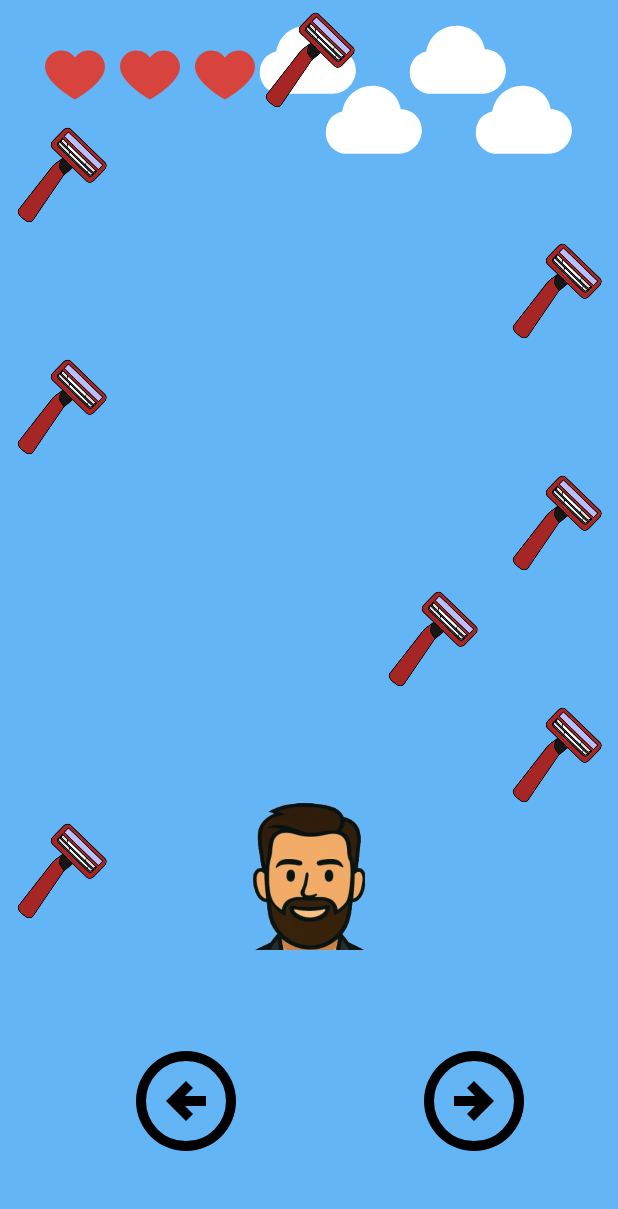
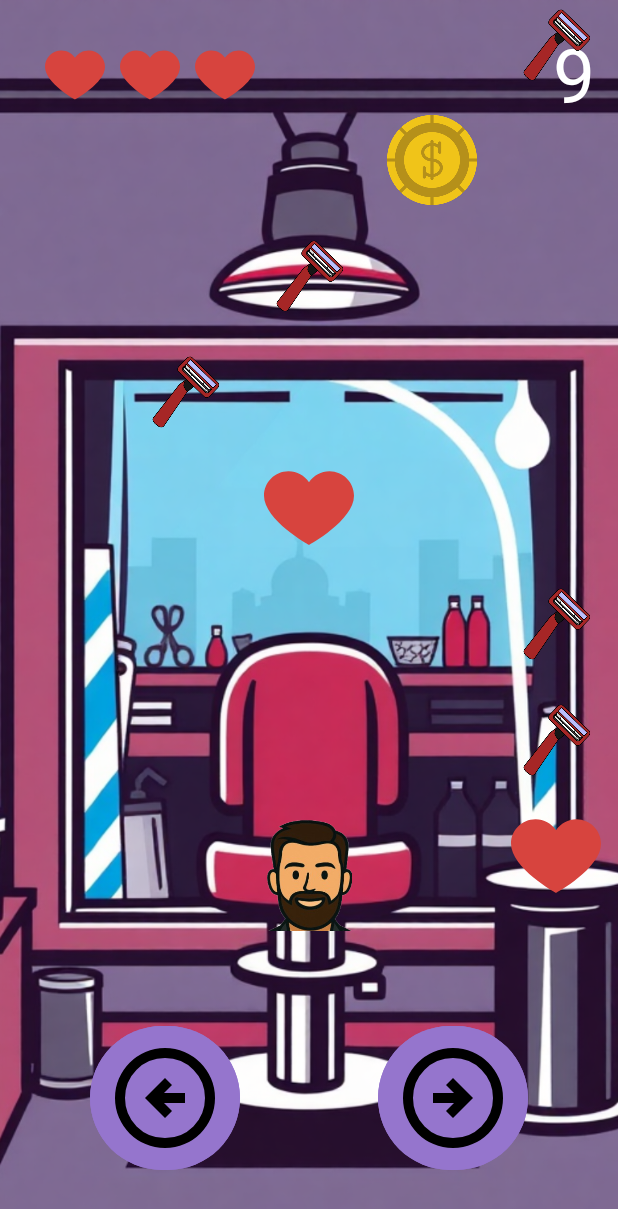
Before and after one commit to Rom-Levi1/SaveTheBeard_FiveLaneGame, an Android app: the screen it shows after launch (MainActivity), on a phone screen of 412 x 824 dp. Shown: the top 1209 px of the screen. Run offline under Robolectric (Android 15) with nearby library versions, the phone set to English and light mode, and no system bars.

Commit message:
added coins and hearts score bar homepage

```diff
--- a/app/src/main/AndroidManifest.xml
+++ b/app/src/main/AndroidManifest.xml
@@ -2,7 +2,7 @@
 <manifest xmlns:android="http://schemas.android.com/apk/res/android"
     xmlns:tools="http://schemas.android.com/tools">
 
-    <uses-permission android:name="android.permission.VIBRATE"/>
+    <uses-permission android:name="android.permission.VIBRATE" />
 
     <application
         android:name=".App"
@@ -16,6 +16,9 @@
         android:theme="@style/Theme.HW1_App"
         tools:targetApi="31">
         <activity
+            android:name=".MenuActivity"
+            android:exported="false" />
+        <activity
             android:name=".MainActivity"
             android:exported="true">
             <intent-filter>
--- a/app/src/main/java/dev/romle/hw1_app/MainActivity.kt
+++ b/app/src/main/java/dev/romle/hw1_app/MainActivity.kt
@@ -20,6 +20,8 @@ import dev.romle.hw1_app.utilities.SignalManager
 import kotlinx.coroutines.Job
 import kotlinx.coroutines.delay
 import kotlinx.coroutines.launch
+import androidx.core.view.isVisible
+import com.google.android.material.textview.MaterialTextView
 
 class MainActivity : AppCompatActivity() {
 
@@ -37,11 +39,15 @@ class MainActivity : AppCompatActivity() {
 
     private lateinit var obstacleLayout: RelativeLayout
 
+    private lateinit var main_LBL_score: MaterialTextView
+
     private var startTime: Long = 0
 
     private var timerOn: Boolean = false
 
     private lateinit var timerJob: Job
+
+    var gainLife: Boolean = false
 
     var lastHitTime = 0L
 
@@ -62,8 +68,9 @@ class MainActivity : AppCompatActivity() {
         obstacleLayout.post {
             Handler(Looper.getMainLooper()).postDelayed({
                 positionRazors()
+                positionBeard(gameManager.getPlayerIndex())
             }, 100)
-            positionBeard(gameManager.getPlayerIndex())
+
         }
 
         initViews()
@@ -73,6 +80,7 @@ class MainActivity : AppCompatActivity() {
     }
 
     private fun findViews() {
+        main_LBL_score = findViewById(R.id.main_LBL_score)
         BTN_Left = findViewById(R.id.BTN_Left)
         BTN_Right = findViewById(R.id.BTN_Right)
         IMG_beard1 = findViewById(R.id.IMG_beard1)
@@ -93,6 +101,7 @@ class MainActivity : AppCompatActivity() {
     }
 
     private fun initViews() {
+        main_LBL_score.text = "000"
 
         BTN_Left.setOnClickListener{
             gameManager.moveLeft()
@@ -142,6 +151,7 @@ class MainActivity : AppCompatActivity() {
                             lastHitTime = now
                         }
                     }
+                    gameManager.score++
                     updateUI()
                     delay(Constants.Timer.DELAY)
                 }
@@ -150,20 +160,49 @@ class MainActivity : AppCompatActivity() {
     }
 
     private fun updateUI() {
+        main_LBL_score.text = gameManager.score.toString()
+        updateDropItems()
+        updateLife()
+    }
+
+    private fun updateDropItems(){
         for (i in 0..7)
             for (j in 0..4) {
-                if (DataManager.obstacles[i][j] == 1)
+                if (DataManager.obstacles[i][j] == 1){
+                    obstacleViews[i][j].setImageResource(DataManager.dropItems[0])
                     obstacleViews[i][j].visibility = View.VISIBLE
+                }
+
+                else if (DataManager.obstacles[i][j] == 2){
+                    obstacleViews[i][j].setImageResource(DataManager.dropItems[1])
+                    obstacleViews[i][j].visibility = View.VISIBLE
+                }
+
+                else if (DataManager.obstacles[i][j] == 3){
+                    obstacleViews[i][j].setImageResource(DataManager.dropItems[2])
+                    obstacleViews[i][j].visibility = View.VISIBLE
+                }
+
                 else
                     obstacleViews[i][j].visibility = View.INVISIBLE
             }
-        if (gameManager.disqualifications != 0 && gameManager.disqualifications <= 3 && gameManager.flag == false ) {
-            main_IMG_hearts[main_IMG_hearts.size - gameManager.disqualifications]
-                .visibility = View.INVISIBLE
-            updateBeardUI()
+    }
+
+    private fun updateLife() {
+        if (gameManager.disqualifications > 0 && gameManager.disqualifications <= 3 && gameManager.flag == false ) {
+            if(main_IMG_hearts[main_IMG_hearts.size - gameManager.disqualifications].isVisible) {
+                main_IMG_hearts[main_IMG_hearts.size - gameManager.disqualifications].visibility =
+                    View.INVISIBLE
+                gainLife = false
+            }
+            else {
+                main_IMG_hearts[main_IMG_hearts.size - gameManager.disqualifications].visibility =
+                    View.VISIBLE
+                gainLife = true
+            }
+            updateBeardUI(gainLife)
             gameManager.flag = true
         }
-
     }
 
     private fun positionRazors() {
@@ -238,8 +277,12 @@ class MainActivity : AppCompatActivity() {
         IMG_beard1.layoutParams = params
     }
 
-    private fun updateBeardUI(){
-        DataManager.imageIndex++
+    private fun updateBeardUI(gainLife: Boolean){
+        if (!gainLife)
+            DataManager.imageIndex++
+        else
+            DataManager.imageIndex--
+
         IMG_beard1.setImageResource(DataManager.playerImages[DataManager.imageIndex])
     }
 
--- a/app/src/main/java/dev/romle/hw1_app/logic/GameManager.kt
+++ b/app/src/main/java/dev/romle/hw1_app/logic/GameManager.kt
@@ -6,6 +6,8 @@ import dev.romle.hw1_app.utilities.Constants
 class GameManager(private val lifeCount: Int = 3) {
 
     var flag = false
+
+    var score : Int = 0
 
     var disqualifications: Int = 0
         private set
@@ -17,6 +19,16 @@ class GameManager(private val lifeCount: Int = 3) {
 
     fun checkCollision(): Boolean {
         if (DataManager.obstacles[7][playerIndex] == 1){
+            disqualifications++
+            flag = false
+            return true
+        }
+
+        else if (DataManager.obstacles[7][playerIndex] == 2){
+            score += 10
+        }
+
+        else if (DataManager.obstacles[7][playerIndex] == 1){
             disqualifications++
             flag = false
             return true
@@ -38,22 +50,40 @@ class GameManager(private val lifeCount: Int = 3) {
 
     fun getPlayerIndex(): Int = playerIndex
 
-    fun newObstacleIndex(): Int{
+    fun newDropItemIndex(): Int{
         return (0..4).random()
     }
+
+    fun dropItemIdentity(): Int{
+        return (1..10).random()
+    }
+
 
     fun arrangeObstacles() {
         for (i in 7 downTo 1)
             for (j in 0 .. 4)
                 DataManager.obstacles[i][j] = DataManager.obstacles[i - 1][j]
 
-        val newIndex = newObstacleIndex()
+        val newIndex = newDropItemIndex()
 
         for (i in 0..4)
-            if (i == newIndex)
-                DataManager.obstacles[0][i] = 1
-            else
+            if (i == newIndex) {
+                val identity = dropItemIdentity() % 10
+                //obstacles
+                if (identity <= 6)
+                    DataManager.obstacles[0][i] = 1
+                //coins
+                else if (identity == 8 || identity == 7)
+                    DataManager.obstacles[0][i] = 2
+                //life
+                else if (identity == 9)
+                    DataManager.obstacles[0][i] = 3
+                else
+                    DataManager.obstacles[0][i] = 0
+            }
+            else {
                 DataManager.obstacles[0][i] = 0
+            }
     }
 
 }
--- a/app/src/main/java/dev/romle/hw1_app/model/DataManager.kt
+++ b/app/src/main/java/dev/romle/hw1_app/model/DataManager.kt
@@ -9,6 +9,12 @@ class DataManager {
 
         var imageIndex = 0
 
+        val dropItems = arrayOf(
+            R.drawable.razor,
+            R.drawable.coin,
+            R.drawable.heart,
+        )
+
         val playerImages = arrayOf(
             R.drawable.beard,
             R.drawable.goatee,
--- a/app/src/main/res/layout/activity_main.xml
+++ b/app/src/main/res/layout/activity_main.xml
@@ -9,6 +9,12 @@
     android:background="@color/blue">
 
 
+    <androidx.appcompat.widget.AppCompatImageView
+        android:id="@+id/IMG_background"
+        android:layout_width="match_parent"
+        android:layout_height="match_parent"
+        app:srcCompat="@drawable/barber_shop"
+        android:scaleType="centerCrop"/>
 
     <androidx.appcompat.widget.AppCompatImageView
         android:id="@+id/IMG_beard1"
@@ -42,37 +48,21 @@
             android:layout_height="@dimen/heart_dimens"
             android:visibility="visible"
             app:srcCompat="@drawable/heart" />
+
+
     </androidx.appcompat.widget.LinearLayoutCompat>
 
-    <androidx.appcompat.widget.AppCompatImageView
-        android:id="@+id/IMG_cloud0"
-        android:layout_width="@dimen/cloud_dimens"
-        android:layout_height="@dimen/cloud_dimens"
-        app:srcCompat="@drawable/cloud"
-        android:layout_centerHorizontal="true"/>
+    <com.google.android.material.textview.MaterialTextView
+        android:id="@+id/main_LBL_score"
+        android:layout_width="wrap_content"
+        android:layout_height="wrap_content"
+        android:layout_alignParentTop="true"
+        android:layout_alignParentEnd="true"
+        android:textSize="@dimen/label_size"
+        android:textColor="@color/white"
+        android:layout_margin="@dimen/score_margin"
+        tools:text="000" />
 
-    <androidx.appcompat.widget.AppCompatImageView
-        android:id="@+id/IMG_cloud1"
-        android:layout_width="@dimen/cloud_dimens"
-        android:layout_height="@dimen/cloud_dimens"
-        app:srcCompat="@drawable/cloud"
-        android:layout_toEndOf="@id/IMG_cloud0"/>
-
-    <androidx.appcompat.widget.AppCompatImageView
-        android:id="@+id/IMG_cloud2"
-        android:layout_width="@dimen/cloud_dimens"
-        android:layout_height="@dimen/cloud_dimens"
-        app:srcCompat="@drawable/cloud"
-        android:layout_marginStart="@dimen/margin_end"
-        android:layout_marginTop="@dimen/margin_top"/>
-
-    <androidx.appcompat.widget.AppCompatImageView
-        android:id="@+id/IMG_cloud3"
-        android:layout_width="@dimen/cloud_dimens"
-        android:layout_height="@dimen/cloud_dimens"
-        app:srcCompat="@drawable/cloud"
-        android:layout_marginStart="@dimen/matgin_end2"
-        android:layout_marginTop="@dimen/margin_top"/>
 
     <com.google.android.material.button.MaterialButton
         android:id="@+id/BTN_Left"
@@ -84,9 +74,11 @@
         android:layout_alignParentLeft="true"
         android:layoutDirection="ltr"
         app:iconTint="@color/arrow_color"
-        android:backgroundTint="@color/blue"
+        android:backgroundTint="@color/purple"
         android:layout_marginBottom="40dp"
         android:layout_marginStart="60dp"
+        android:padding="10dp"
+        android:insetTop="0dp"
         android:contentDescription="Move Left"
 
         />
@@ -101,19 +93,14 @@
         android:layout_alignParentRight="true"
         android:layoutDirection="ltr"
         app:iconTint="@color/arrow_color"
-        android:backgroundTint="@color/blue"
+        android:backgroundTint="@color/purple"
         android:layout_marginBottom="40dp"
         android:layout_marginEnd="60dp"
+        android:padding="10dp"
+        android:insetTop="0dp"
         android:contentDescription="Move Right"
 
         />
-
-    <RelativeLayout
-        android:id="@+id/layout_obstacles"
-        android:layout_width="match_parent"
-        android:layout_height="match_parent"
-        android:layout_alignParentTop="true"
-        android:layout_alignParentStart="true">
 
     <androidx.appcompat.widget.AppCompatImageView
         android:id="@+id/IMG_razor0_0"
@@ -419,7 +406,6 @@
         android:layout_alignParentStart="true"
         />
 
-        </RelativeLayout>
 
 
 </RelativeLayout>
--- a/app/src/main/res/values/colors.xml
+++ b/app/src/main/res/values/colors.xml
@@ -3,6 +3,7 @@
     <color name="black">#FF000000</color>
     <color name="white">#FFFFFFFF</color>
     <color name="blue">#64B5F6</color>
+    <color name="purple">#9575CD</color>
     <color name="arrow_color">#FF000000</color>
     <color name="green">#1B5E20</color>
 </resources>
--- a/app/src/main/res/values/dimens.xml
+++ b/app/src/main/res/values/dimens.xml
@@ -3,14 +3,14 @@
     <dimen name="default_margin">30dp</dimen>
     <dimen name="heart_dimens">40dp</dimen>
     <dimen name="heart_margin">10dp</dimen>
-    <dimen name="player_dimen">100dp</dimen>
+    <dimen name="player_dimen">75dp</dimen>
     <dimen name="player_margin">100dp</dimen>
-    <dimen name="razor_dimen">80dp</dimen>
+    <dimen name="razor_dimen">60dp</dimen>
     <dimen name="arrow_dimen">100dp</dimen>
     <dimen name="arrow_icon_dimen">80dp</dimen>
-    <dimen name="cloud_dimens">100dp</dimen>
-    <dimen name="margin_end">300dp</dimen>
-    <dimen name="matgin_end2">200dp</dimen>
-    <dimen name="margin_top">40dp</dimen>
+    <dimen name="label_size">50sp</dimen>
+    <dimen name="score_margin">15dp</dimen>
+    <dimen name="pole_width">150dp</dimen>
+    <dimen name="pole_height">170dp</dimen>
 
 </resources>
```
Also changed, not shown: app/src/main/java/dev/romle/hw1_app/MenuActivity.kt (added, +43 -0 lines), app/src/main/res/layout/activity_menu.xml (added, +79 -0 lines), app/src/main/res/drawable/barber_pole.png (added), app/src/main/res/drawable/barber_shop.png (added), app/src/main/res/drawable/coin.png (added). Lines whose indentation alone changed are shown as unchanged.
